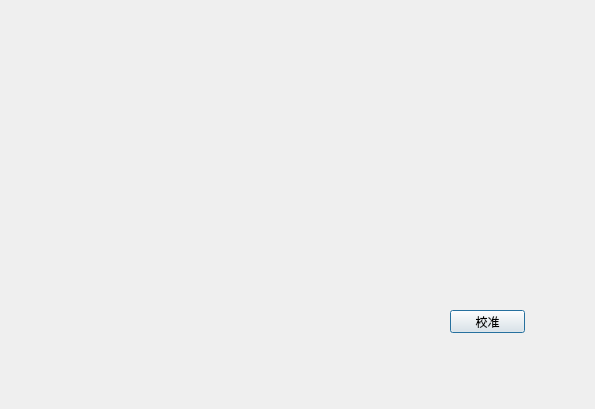
Old version of the form MulitChannalBox/clsCalibration.ui in the repository caicaiking/WKEFactoryView2014.
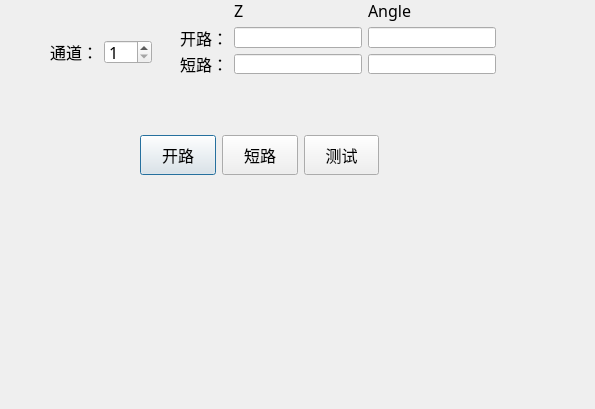
New version of the form.

Patch:
```diff
--- a/MulitChannalBox/clsCalibration.ui
+++ b/MulitChannalBox/clsCalibration.ui
@@ -13,18 +13,225 @@
   <property name="windowTitle">
    <string>Dialog</string>
   </property>
-  <widget class="QPushButton" name="btnCalibration">
+  <widget class="QWidget" name="">
    <property name="geometry">
     <rect>
-     <x>450</x>
-     <y>310</y>
-     <width>75</width>
-     <height>23</height>
+     <x>50</x>
+     <y>40</y>
+     <width>102</width>
+     <height>24</height>
     </rect>
    </property>
-   <property name="text">
-    <string>校准</string>
+   <property name="font">
+    <font>
+     <family>楷体</family>
+     <pointsize>12</pointsize>
+    </font>
    </property>
+   <layout class="QHBoxLayout" name="horizontalLayout">
+    <item>
+     <widget class="QLabel" name="label">
+      <property name="font">
+       <font>
+        <family>楷体</family>
+        <pointsize>12</pointsize>
+       </font>
+      </property>
+      <property name="text">
+       <string>通道：</string>
+      </property>
+     </widget>
+    </item>
+    <item>
+     <widget class="QSpinBox" name="txtChannel">
+      <property name="font">
+       <font>
+        <family>楷体</family>
+        <pointsize>12</pointsize>
+       </font>
+      </property>
+      <property name="minimum">
+       <number>1</number>
+      </property>
+      <property name="maximum">
+       <number>20</number>
+      </property>
+     </widget>
+    </item>
+   </layout>
+  </widget>
+  <widget class="QWidget" name="">
+   <property name="geometry">
+    <rect>
+     <x>180</x>
+     <y>0</y>
+     <width>316</width>
+     <height>74</height>
+    </rect>
+   </property>
+   <layout class="QGridLayout" name="gridLayout">
+    <item row="0" column="1">
+     <widget class="QLabel" name="label_4">
+      <property name="font">
+       <font>
+        <family>楷体</family>
+        <pointsize>12</pointsize>
+       </font>
+      </property>
+      <property name="text">
+       <string>Z</string>
+      </property>
+     </widget>
+    </item>
+    <item row="0" column="2">
+     <widget class="QLabel" name="label_5">
+      <property name="font">
+       <font>
+        <family>楷体</family>
+        <pointsize>12</pointsize>
+       </font>
+      </property>
+      <property name="text">
+       <string>Angle</string>
+      </property>
+     </widget>
+    </item>
+    <item row="1" column="0">
+     <widget class="QLabel" name="label_2">
+      <property name="font">
+       <font>
+        <family>楷体</family>
+        <pointsize>12</pointsize>
+       </font>
+      </property>
+      <property name="text">
+       <string>开路：</string>
+      </property>
+     </widget>
+    </item>
+    <item row="1" column="1">
+     <widget class="QLineEdit" name="txtOpenZ">
+      <property name="font">
+       <font>
+        <family>楷体</family>
+        <pointsize>12</pointsize>
+       </font>
+      </property>
+     </widget>
+    </item>
+    <item row="1" column="2">
+     <widget class="QLineEdit" name="txtOpenA">
+      <property name="font">
+       <font>
+        <family>楷体</family>
+        <pointsize>12</pointsize>
+       </font>
+      </property>
+     </widget>
+    </item>
+    <item row="2" column="0">
+     <widget class="QLabel" name="label_3">
+      <property name="font">
+       <font>
+        <family>楷体</family>
+        <pointsize>12</pointsize>
+       </font>
+      </property>
+      <property name="text">
+       <string>短路：</string>
+      </property>
+     </widget>
+    </item>
+    <item row="2" column="1">
+     <widget class="QLineEdit" name="txtShortZ">
+      <property name="font">
+       <font>
+        <family>楷体</family>
+        <pointsize>12</pointsize>
+       </font>
+      </property>
+     </widget>
+    </item>
+    <item row="2" column="2">
+     <widget class="QLineEdit" name="txtShortA">
+      <property name="font">
+       <font>
+        <family>楷体</family>
+        <pointsize>12</pointsize>
+       </font>
+      </property>
+     </widget>
+    </item>
+   </layout>
+  </widget>
+  <widget class="QWidget" name="">
+   <property name="geometry">
+    <rect>
+     <x>140</x>
+     <y>120</y>
+     <width>239</width>
+     <height>71</height>
+    </rect>
+   </property>
+   <layout class="QHBoxLayout" name="horizontalLayout_2">
+    <item>
+     <widget class="QPushButton" name="btnOpen">
+      <property name="minimumSize">
+       <size>
+        <width>0</width>
+        <height>40</height>
+       </size>
+      </property>
+      <property name="font">
+       <font>
+        <family>楷体</family>
+        <pointsize>12</pointsize>
+       </font>
+      </property>
+      <property name="text">
+       <string>开路</string>
+      </property>
+     </widget>
+    </item>
+    <item>
+     <widget class="QPushButton" name="btnShort">
+      <property name="minimumSize">
+       <size>
+        <width>0</width>
+        <height>40</height>
+       </size>
+      </property>
+      <property name="font">
+       <font>
+        <family>楷体</family>
+        <pointsize>12</pointsize>
+       </font>
+      </property>
+      <property name="text">
+       <string>短路</string>
+      </property>
+     </widget>
+    </item>
+    <item>
+     <widget class="QPushButton" name="btnTest">
+      <property name="minimumSize">
+       <size>
+        <width>0</width>
+        <height>40</height>
+       </size>
+      </property>
+      <property name="font">
+       <font>
+        <family>楷体</family>
+        <pointsize>12</pointsize>
+       </font>
+      </property>
+      <property name="text">
+       <string>测试</string>
+      </property>
+     </widget>
+    </item>
+   </layout>
   </widget>
  </widget>
  <resources/>
```
